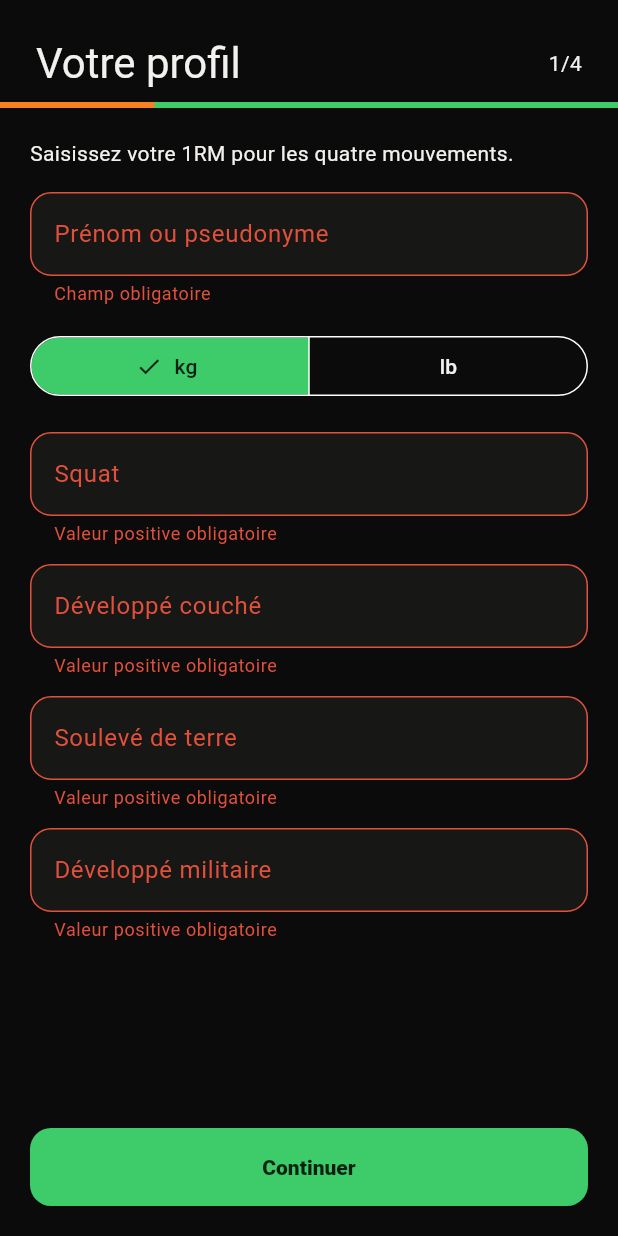
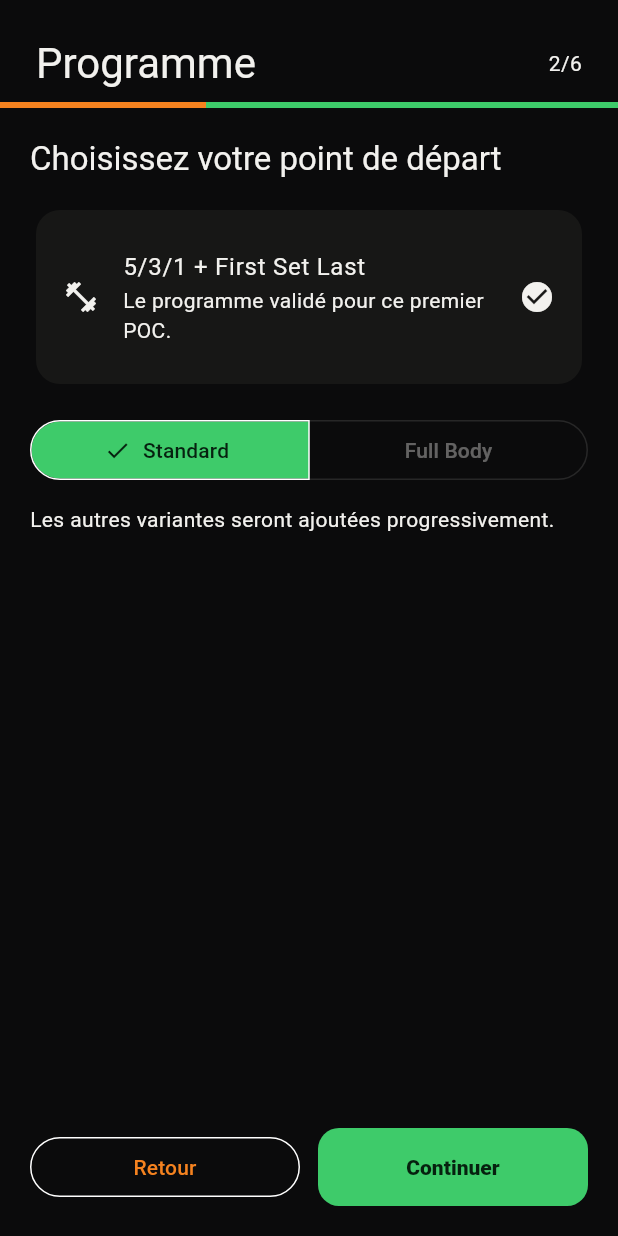
Before and after one commit to Totem974/HybridTraining, a Flutter app: the screen it shows after launch, after a tap on "Continuer", on a phone screen of 412 x 824 dp. Run offline on Flutter 3.47's test engine with Material 3 defaults, Android fonts, the phone set to English and light mode, and no system bars; our stand-ins replace sqflite; accounts and stored records are empty.

Commit message:
feat: align onboarding with gui prototype

```diff
--- a/lib/app/localization/app_strings.dart
+++ b/lib/app/localization/app_strings.dart
@@ -27,8 +27,30 @@ class AppStrings {
   String get genericError =>
       _fr ? 'Une erreur locale est survenue.' : 'A local error occurred.';
   List<String> get onboardingTitles => _fr
-      ? ['Votre profil', 'Programme', 'Calendrier', 'Tout est prêt']
-      : ['Your profile', 'Program', 'Schedule', 'Ready'];
+      ? [
+          'Introduction',
+          'Programme',
+          'Planning',
+          'Charge maximum',
+          'Validation',
+          'Votre plan',
+        ]
+      : [
+          'Introduction',
+          'Program',
+          'Schedule',
+          'Maximum load',
+          'Validation',
+          'Your plan',
+        ];
+  String get introMessage => _fr
+      ? 'Configurez votre premier cycle 5/3/1. Vous pourrez le personnaliser plus tard.'
+      : 'Set up your first 5/3/1 cycle. You can customize it later.';
+  String get standardProgram => 'Standard';
+  String get fullBodyProgram => 'Full Body';
+  String get validationMessage => _fr
+      ? 'Vérifiez vos charges avant de générer le cycle.'
+      : 'Review your loads before generating the cycle.';
   String get requiredField => _fr ? 'Champ obligatoire' : 'Required field';
   String get positiveValueRequired =>
       _fr ? 'Valeur positive obligatoire' : 'Positive value required';
--- a/lib/features/active_program/domain/training_store.dart
+++ b/lib/features/active_program/domain/training_store.dart
@@ -6,12 +6,16 @@ class FoundationProfileInput {
     required this.unit,
     required this.oneRepMaxes,
     required this.roundingIncrement,
+    required this.startDate,
+    required this.trainingDaysPerWeek,
   });
 
   final String displayName;
   final WeightUnit unit;
   final Map<MainLift, double> oneRepMaxes;
   final double roundingIncrement;
+  final DateTime startDate;
+  final int trainingDaysPerWeek;
 }
 
 class StoredSet {
--- a/lib/features/onboarding/presentation/profile_setup_screen.dart
+++ b/lib/features/onboarding/presentation/profile_setup_screen.dart
@@ -51,20 +51,22 @@ class _ProfileSetupScreenState extends State<ProfileSetupScreen> {
                       style: Theme.of(context).textTheme.headlineMedium,
                     ),
                   ),
-                  Text('${_step + 1}/4'),
+                  Text('${_step + 1}/6'),
                 ],
               ),
             ),
-            LinearProgressIndicator(value: (_step + 1) / 4),
+            LinearProgressIndicator(value: (_step + 1) / 6),
             Expanded(
               child: AnimatedSwitcher(
                 duration: const Duration(milliseconds: 180),
                 child: KeyedSubtree(
                   key: ValueKey(_step),
                   child: switch (_step) {
-                    0 => _maxStep(strings),
+                    0 => _introStep(strings),
                     1 => _programStep(strings),
                     2 => _scheduleStep(strings),
+                    3 => _maxStep(strings),
+                    4 => _validationStep(strings),
                     _ => _readyStep(strings),
                   },
                 ),
@@ -86,12 +88,12 @@ class _ProfileSetupScreenState extends State<ProfileSetupScreen> {
                   if (_step > 0) const SizedBox(width: 12),
                   Expanded(
                     child: FilledButton(
-                      key: Key(_step == 3 ? 'create-cycle' : 'continue'),
+                      key: Key(_step == 5 ? 'create-cycle' : 'continue'),
                       onPressed: _saving ? null : _continue,
                       child: Text(
                         _saving
                             ? strings.creating
-                            : _step == 3
+                            : _step == 5
                             ? strings.createCycle
                             : strings.continueLabel,
                       ),
@@ -105,6 +107,34 @@ class _ProfileSetupScreenState extends State<ProfileSetupScreen> {
       ),
     );
   }
+
+  Widget _introStep(AppStrings strings) => Padding(
+    padding: const EdgeInsets.all(24),
+    child: Column(
+      mainAxisAlignment: MainAxisAlignment.center,
+      crossAxisAlignment: CrossAxisAlignment.start,
+      children: [
+        Text(
+          'HYBRID',
+          style: Theme.of(context).textTheme.headlineMedium?.copyWith(
+            color: const Color(0xFFF5821F),
+            fontWeight: FontWeight.w800,
+          ),
+        ),
+        Text(
+          '5/3/1',
+          style: Theme.of(
+            context,
+          ).textTheme.displayMedium?.copyWith(fontWeight: FontWeight.w900),
+        ),
+        const SizedBox(height: 28),
+        Text(
+          strings.introMessage,
+          style: Theme.of(context).textTheme.titleLarge,
+        ),
+      ],
+    ),
+  );
 
   Widget _maxStep(AppStrings strings) => Form(
     key: _formKey,
@@ -167,7 +197,6 @@ class _ProfileSetupScreenState extends State<ProfileSetupScreen> {
       ),
       const SizedBox(height: 16),
       Card(
-        color: Theme.of(context).colorScheme.primaryContainer,
         child: ListTile(
           contentPadding: const EdgeInsets.all(18),
           leading: const Icon(Icons.fitness_center),
@@ -175,6 +204,19 @@ class _ProfileSetupScreenState extends State<ProfileSetupScreen> {
           subtitle: Text(strings.foundationProgramDescription),
           trailing: const Icon(Icons.check_circle),
         ),
+      ),
+      const SizedBox(height: 16),
+      SegmentedButton<int>(
+        segments: [
+          ButtonSegment(value: 0, label: Text(strings.standardProgram)),
+          ButtonSegment(
+            value: 1,
+            enabled: false,
+            label: Text(strings.fullBodyProgram),
+          ),
+        ],
+        selected: const {0},
+        onSelectionChanged: (_) {},
       ),
       const SizedBox(height: 12),
       Text(strings.pocProgramNotice),
@@ -240,9 +282,35 @@ class _ProfileSetupScreenState extends State<ProfileSetupScreen> {
     ],
   );
 
+  Widget _validationStep(AppStrings strings) => ListView(
+    padding: const EdgeInsets.all(20),
+    children: [
+      Text(
+        strings.validationMessage,
+        style: Theme.of(context).textTheme.titleLarge,
+      ),
+      const SizedBox(height: 18),
+      for (final lift in MainLift.values)
+        Card(
+          child: ListTile(
+            leading: CircleAvatar(
+              backgroundColor: const Color(0xFFF5821F),
+              foregroundColor: const Color(0xFF1A0E00),
+              child: Text(strings.lift(lift.name).substring(0, 1)),
+            ),
+            title: Text(strings.lift(lift.name)),
+            trailing: Text(
+              '${_maxes[lift]!.text} ${_unit == WeightUnit.kilograms ? 'kg' : 'lb'}',
+              style: const TextStyle(fontWeight: FontWeight.w800),
+            ),
+          ),
+        ),
+    ],
+  );
+
   Future<void> _continue() async {
-    if (_step == 0 && !_formKey.currentState!.validate()) return;
-    if (_step < 3) {
+    if (_step == 3 && !_formKey.currentState!.validate()) return;
+    if (_step < 5) {
       setState(() => _step++);
       return;
     }
@@ -252,6 +320,8 @@ class _ProfileSetupScreenState extends State<ProfileSetupScreen> {
         displayName: _name.text.trim(),
         unit: _unit,
         roundingIncrement: _unit == WeightUnit.kilograms ? 2.5 : 5,
+        startDate: _startDate,
+        trainingDaysPerWeek: _daysPerWeek,
         oneRepMaxes: {
           for (final entry in _maxes.entries)
             entry.key: double.parse(entry.value.text.replaceAll(',', '.')),
```
Also changed, not shown: lib/features/active_program/data/sqlite_training_store.dart (+27 -4 lines), 3 other files.
